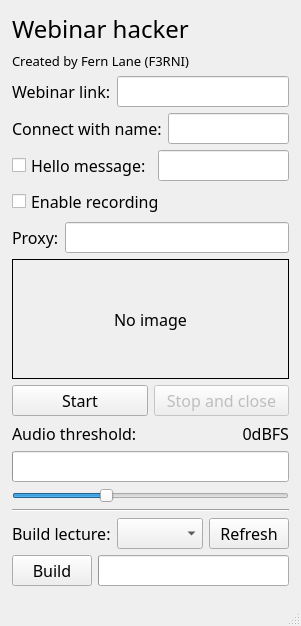
First picture: the form in gui.ui, repository F33RNI/Webinar-hacker, before the edit.
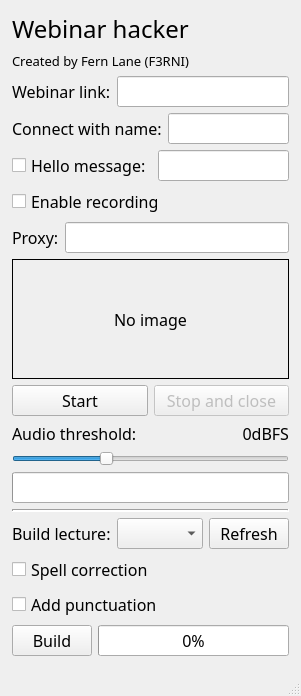
Second picture: the form after the edit.

```diff
--- a/gui.ui
+++ b/gui.ui
@@ -7,7 +7,7 @@
     <x>0</x>
     <y>0</y>
     <width>276</width>
-    <height>608</height>
+    <height>666</height>
    </rect>
   </property>
   <property name="font">
@@ -205,22 +205,6 @@
         </item>
        </layout>
       </item>
-      <item>
-       <widget class="QProgressBar" name="progressBar_audio">
-        <property name="minimum">
-         <number>-60</number>
-        </property>
-        <property name="maximum">
-         <number>0</number>
-        </property>
-        <property name="value">
-         <number>-60</number>
-        </property>
-        <property name="textVisible">
-         <bool>false</bool>
-        </property>
-       </widget>
-      </item>
       <item>
        <widget class="QSlider" name="slider_audio_threshold">
         <property name="minimum">
@@ -237,10 +221,29 @@
         </property>
        </widget>
       </item>
+      <item>
+       <widget class="QProgressBar" name="progressBar_audio">
+        <property name="minimum">
+         <number>-60</number>
+        </property>
+        <property name="maximum">
+         <number>0</number>
+        </property>
+        <property name="value">
+         <number>-60</number>
+        </property>
+        <property name="textVisible">
+         <bool>false</bool>
+        </property>
+       </widget>
+      </item>
      </layout>
     </item>
     <item>
      <widget class="Line" name="line">
+      <property name="lineWidth">
+       <number>2</number>
+      </property>
       <property name="orientation">
        <enum>Qt::Horizontal</enum>
       </property>
@@ -274,6 +277,20 @@
       </item>
      </layout>
     </item>
+    <item>
+     <widget class="QCheckBox" name="spell_correction">
+      <property name="text">
+       <string>Spell correction</string>
+      </property>
+     </widget>
+    </item>
+    <item>
+     <widget class="QCheckBox" name="punctuation_correction">
+      <property name="text">
+       <string>Add punctuation</string>
+      </property>
+     </widget>
+    </item>
     <item>
      <layout class="QHBoxLayout" name="horizontalLayout_7">
       <item>
@@ -295,7 +312,7 @@
          <number>0</number>
         </property>
         <property name="textVisible">
-         <bool>false</bool>
+         <bool>true</bool>
         </property>
         <property name="invertedAppearance">
          <bool>false</bool>
```
Left out of the diff: 2 changed lines with no effect on the pictures.
